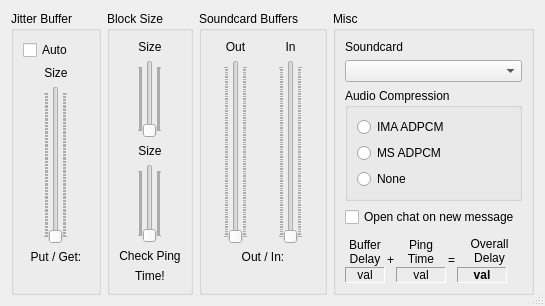
Qt form src/clientsettingsdlgbase.ui (Daninet/jamulus) before a commit.
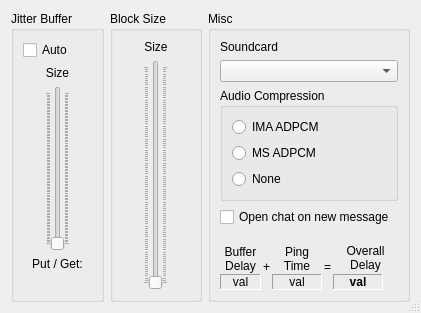
The same form after that commit. Icons and pictures are not drawn. Custom widgets are drawn as their Qt base class.

Commit message: big changes on software structure, intermediate backup checkin -> NOT WORKING correctly right now

```diff
--- a/src/clientsettingsdlgbase.ui
+++ b/src/clientsettingsdlgbase.ui
@@ -5,8 +5,8 @@
    <rect>
     <x>0</x>
     <y>0</y>
-    <width>544</width>
-    <height>306</height>
+    <width>421</width>
+    <height>313</height>
    </rect>
   </property>
   <property name="windowTitle" >
@@ -283,426 +283,6 @@
            </size>
           </property>
          </spacer>
-        </item>
-       </layout>
-      </item>
-      <item>
-       <widget class="QLabel" name="TextNetBufSiFactOut" >
-        <property name="text" >
-         <string>Size</string>
-        </property>
-        <property name="alignment" >
-         <set>Qt::AlignCenter</set>
-        </property>
-        <property name="wordWrap" >
-         <bool>false</bool>
-        </property>
-       </widget>
-      </item>
-      <item>
-       <layout class="QHBoxLayout" >
-        <property name="spacing" >
-         <number>6</number>
-        </property>
-        <property name="leftMargin" >
-         <number>0</number>
-        </property>
-        <property name="topMargin" >
-         <number>0</number>
-        </property>
-        <property name="rightMargin" >
-         <number>0</number>
-        </property>
-        <property name="bottomMargin" >
-         <number>0</number>
-        </property>
-        <item>
-         <spacer>
-          <property name="orientation" >
-           <enum>Qt::Horizontal</enum>
-          </property>
-          <property name="sizeHint" >
-           <size>
-            <width>40</width>
-            <height>20</height>
-           </size>
-          </property>
-         </spacer>
-        </item>
-        <item>
-         <widget class="QSlider" name="SliderNetBufSiFactOut" >
-          <property name="pageStep" >
-           <number>1</number>
-          </property>
-          <property name="orientation" >
-           <enum>Qt::Vertical</enum>
-          </property>
-          <property name="tickPosition" >
-           <enum>QSlider::TicksBothSides</enum>
-          </property>
-         </widget>
-        </item>
-        <item>
-         <spacer>
-          <property name="orientation" >
-           <enum>Qt::Horizontal</enum>
-          </property>
-          <property name="sizeHint" >
-           <size>
-            <width>40</width>
-            <height>20</height>
-           </size>
-          </property>
-         </spacer>
-        </item>
-       </layout>
-      </item>
-      <item>
-       <widget class="QLabel" name="TextLabel2_2" >
-        <property name="text" >
-         <string>Check Ping</string>
-        </property>
-        <property name="alignment" >
-         <set>Qt::AlignCenter</set>
-        </property>
-        <property name="wordWrap" >
-         <bool>false</bool>
-        </property>
-       </widget>
-      </item>
-      <item>
-       <widget class="QLabel" name="TextLabel2_3" >
-        <property name="text" >
-         <string>Time!</string>
-        </property>
-        <property name="alignment" >
-         <set>Qt::AlignCenter</set>
-        </property>
-        <property name="wordWrap" >
-         <bool>false</bool>
-        </property>
-       </widget>
-      </item>
-     </layout>
-    </widget>
-   </item>
-   <item>
-    <widget class="QGroupBox" name="GroupBoxSoundCardBuffers" >
-     <property name="title" >
-      <string>Soundcard Buffers</string>
-     </property>
-     <layout class="QVBoxLayout" >
-      <property name="spacing" >
-       <number>6</number>
-      </property>
-      <property name="leftMargin" >
-       <number>9</number>
-      </property>
-      <property name="topMargin" >
-       <number>9</number>
-      </property>
-      <property name="rightMargin" >
-       <number>9</number>
-      </property>
-      <property name="bottomMargin" >
-       <number>9</number>
-      </property>
-      <item>
-       <layout class="QHBoxLayout" >
-        <property name="spacing" >
-         <number>6</number>
-        </property>
-        <property name="leftMargin" >
-         <number>0</number>
-        </property>
-        <property name="topMargin" >
-         <number>0</number>
-        </property>
-        <property name="rightMargin" >
-         <number>0</number>
-        </property>
-        <property name="bottomMargin" >
-         <number>0</number>
-        </property>
-        <item>
-         <layout class="QVBoxLayout" >
-          <property name="spacing" >
-           <number>6</number>
-          </property>
-          <property name="leftMargin" >
-           <number>0</number>
-          </property>
-          <property name="topMargin" >
-           <number>0</number>
-          </property>
-          <property name="rightMargin" >
-           <number>0</number>
-          </property>
-          <property name="bottomMargin" >
-           <number>0</number>
-          </property>
-          <item>
-           <widget class="QLabel" name="TextSndBufOut" >
-            <property name="sizePolicy" >
-             <sizepolicy vsizetype="Minimum" hsizetype="MinimumExpanding" >
-              <horstretch>0</horstretch>
-              <verstretch>0</verstretch>
-             </sizepolicy>
-            </property>
-            <property name="minimumSize" >
-             <size>
-              <width>30</width>
-              <height>0</height>
-             </size>
-            </property>
-            <property name="text" >
-             <string>Out</string>
-            </property>
-            <property name="alignment" >
-             <set>Qt::AlignCenter</set>
-            </property>
-            <property name="wordWrap" >
-             <bool>false</bool>
-            </property>
-           </widget>
-          </item>
-          <item>
-           <layout class="QHBoxLayout" >
-            <property name="spacing" >
-             <number>6</number>
-            </property>
-            <property name="leftMargin" >
-             <number>0</number>
-            </property>
-            <property name="topMargin" >
-             <number>0</number>
-            </property>
-            <property name="rightMargin" >
-             <number>0</number>
-            </property>
-            <property name="bottomMargin" >
-             <number>0</number>
-            </property>
-            <item>
-             <spacer>
-              <property name="orientation" >
-               <enum>Qt::Horizontal</enum>
-              </property>
-              <property name="sizeHint" >
-               <size>
-                <width>40</width>
-                <height>20</height>
-               </size>
-              </property>
-             </spacer>
-            </item>
-            <item>
-             <widget class="QSlider" name="SliderSndBufOut" >
-              <property name="pageStep" >
-               <number>1</number>
-              </property>
-              <property name="orientation" >
-               <enum>Qt::Vertical</enum>
-              </property>
-              <property name="tickPosition" >
-               <enum>QSlider::TicksBothSides</enum>
-              </property>
-             </widget>
-            </item>
-            <item>
-             <spacer>
-              <property name="orientation" >
-               <enum>Qt::Horizontal</enum>
-              </property>
-              <property name="sizeHint" >
-               <size>
-                <width>40</width>
-                <height>20</height>
-               </size>
-              </property>
-             </spacer>
-            </item>
-           </layout>
-          </item>
-         </layout>
-        </item>
-        <item>
-         <layout class="QVBoxLayout" >
-          <property name="spacing" >
-           <number>6</number>
-          </property>
-          <property name="leftMargin" >
-           <number>0</number>
-          </property>
-          <property name="topMargin" >
-           <number>0</number>
-          </property>
-          <property name="rightMargin" >
-           <number>0</number>
-          </property>
-          <property name="bottomMargin" >
-           <number>0</number>
-          </property>
-          <item>
-           <widget class="QLabel" name="TextSndBufIn" >
-            <property name="sizePolicy" >
-             <sizepolicy vsizetype="Minimum" hsizetype="MinimumExpanding" >
-              <horstretch>0</horstretch>
-              <verstretch>0</verstretch>
-             </sizepolicy>
-            </property>
-            <property name="minimumSize" >
-             <size>
-              <width>30</width>
-              <height>0</height>
-             </size>
-            </property>
-            <property name="text" >
-             <string>In</string>
-            </property>
-            <property name="alignment" >
-             <set>Qt::AlignCenter</set>
-            </property>
-            <property name="wordWrap" >
-             <bool>false</bool>
-            </property>
-           </widget>
-          </item>
-          <item>
-           <layout class="QHBoxLayout" >
-            <property name="spacing" >
-             <number>6</number>
-            </property>
-            <property name="leftMargin" >
-             <number>0</number>
-            </property>
-            <property name="topMargin" >
-             <number>0</number>
-            </property>
-            <property name="rightMargin" >
-             <number>0</number>
-            </property>
-            <property name="bottomMargin" >
-             <number>0</number>
-            </property>
-            <item>
-             <spacer>
-              <property name="orientation" >
-               <enum>Qt::Horizontal</enum>
-              </property>
-              <property name="sizeHint" >
-               <size>
-                <width>40</width>
-                <height>20</height>
-               </size>
-              </property>
-             </spacer>
-            </item>
-            <item>
-             <widget class="QSlider" name="SliderSndBufIn" >
-              <property name="pageStep" >
-               <number>1</number>
-              </property>
-              <property name="orientation" >
-               <enum>Qt::Vertical</enum>
-              </property>
-              <property name="tickPosition" >
-               <enum>QSlider::TicksBothSides</enum>
-              </property>
-             </widget>
-            </item>
-            <item>
-             <spacer>
-              <property name="orientation" >
-               <enum>Qt::Horizontal</enum>
-              </property>
-              <property name="sizeHint" >
-               <size>
-                <width>40</width>
-                <height>20</height>
-               </size>
-              </property>
-             </spacer>
-            </item>
-           </layout>
-          </item>
-         </layout>
-        </item>
-       </layout>
-      </item>
-      <item>
-       <widget class="QLabel" name="TextLabel1" >
-        <property name="text" >
-         <string>Out / In:</string>
-        </property>
-        <property name="alignment" >
-         <set>Qt::AlignCenter</set>
-        </property>
-        <property name="wordWrap" >
-         <bool>false</bool>
-        </property>
-       </widget>
-      </item>
-      <item>
-       <layout class="QHBoxLayout" >
-        <property name="spacing" >
-         <number>6</number>
-        </property>
-        <property name="leftMargin" >
-         <number>0</number>
-        </property>
-        <property name="topMargin" >
-         <number>0</number>
-        </property>
-        <property name="rightMargin" >
-         <number>0</number>
-        </property>
-        <property name="bottomMargin" >
-         <number>0</number>
-        </property>
-        <item>
-         <widget class="CMultiColorLED" native="1" name="CLEDSoundOut" >
-          <property name="sizePolicy" >
-           <sizepolicy vsizetype="Fixed" hsizetype="Fixed" >
-            <horstretch>0</horstretch>
-            <verstretch>0</verstretch>
-           </sizepolicy>
-          </property>
-          <property name="minimumSize" >
-           <size>
-            <width>13</width>
-            <height>13</height>
-           </size>
-          </property>
-          <property name="maximumSize" >
-           <size>
-            <width>13</width>
-            <height>13</height>
-           </size>
-          </property>
-         </widget>
-        </item>
-        <item>
-         <widget class="CMultiColorLED" native="1" name="CLEDSoundIn" >
-          <property name="sizePolicy" >
-           <sizepolicy vsizetype="Fixed" hsizetype="Fixed" >
-            <horstretch>0</horstretch>
-            <verstretch>0</verstretch>
-           </sizepolicy>
-          </property>
-          <property name="minimumSize" >
-           <size>
-            <width>13</width>
-            <height>13</height>
-           </size>
-          </property>
-          <property name="maximumSize" >
-           <size>
-            <width>13</width>
-            <height>13</height>
-           </size>
-          </property>
-         </widget>
         </item>
        </layout>
       </item>
```
The commit also changes 25 other files.
